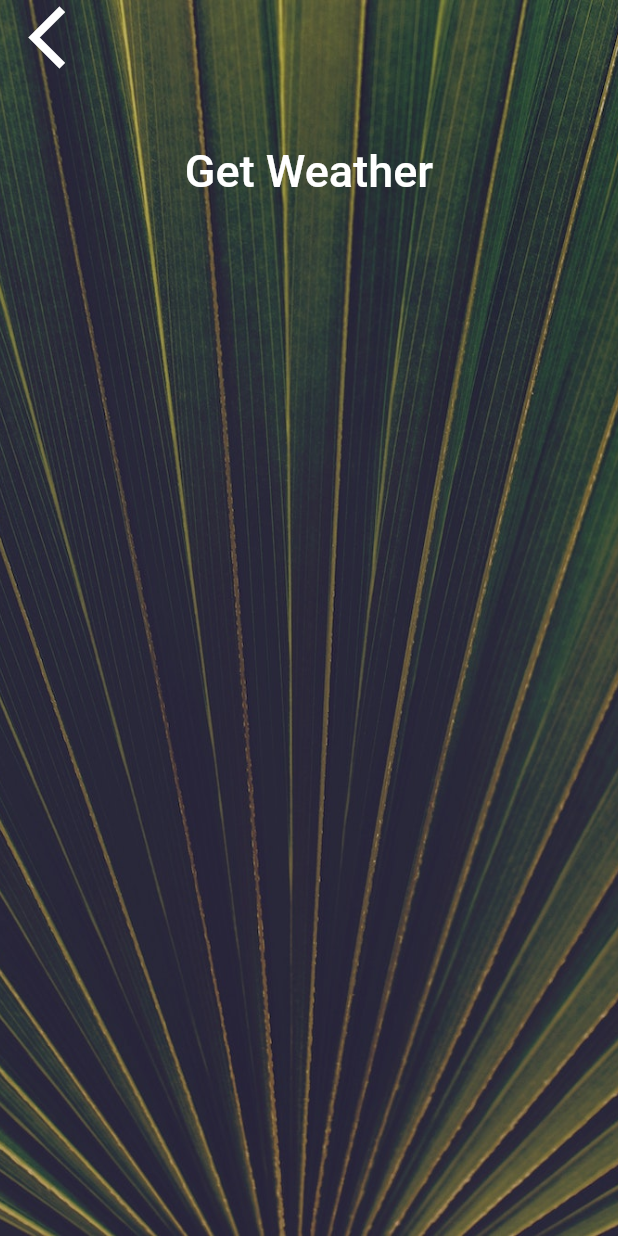
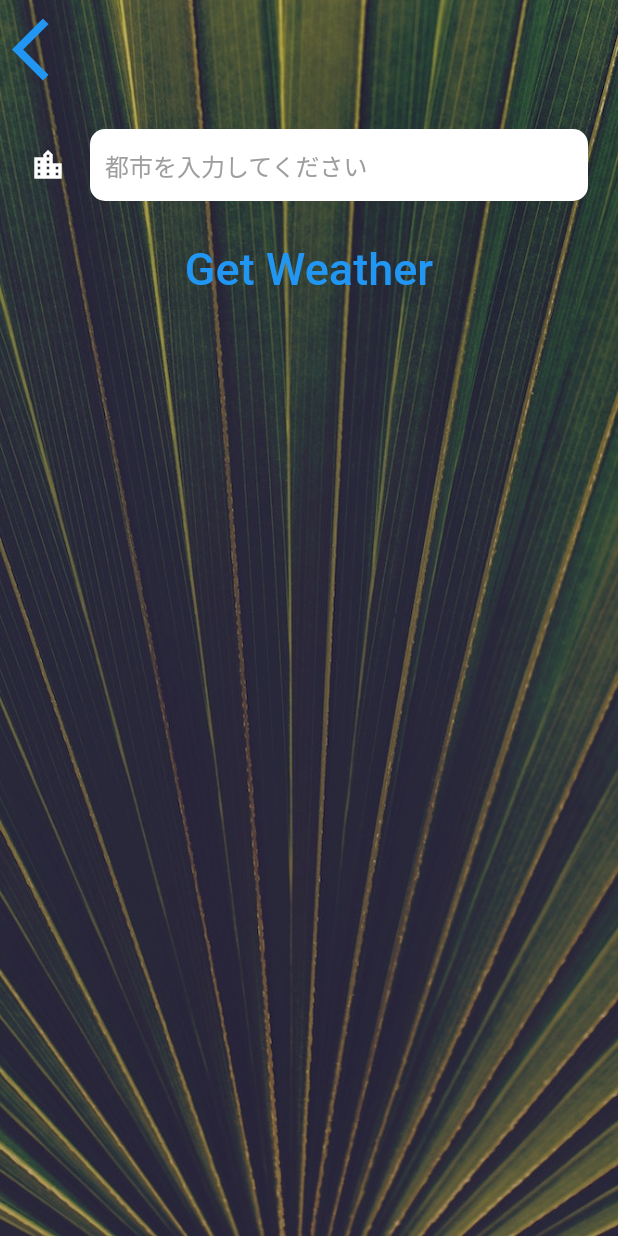
Before and after one commit to haguremon/clima_flutter, a Flutter app: the CityScreen screen opened directly, on a phone screen of 412 x 824 dp. Run offline on Flutter 3.47's test engine with Material 2 defaults, Android fonts, the phone set to English and light mode, and no system bars; our stand-ins replace geolocator; network calls fail; Roboto replaces fonts that are missing (Spartan MB).

Commit message:
nullの可能性と簡潔にした

```diff
--- a/lib/screens/city_screen.dart
+++ b/lib/screens/city_screen.dart
@@ -1,6 +1,5 @@
 import 'package:clima_flutter/utilities/constants.dart';
 import 'package:flutter/material.dart';
-
 
 class CityScreen extends StatefulWidget {
   @override
@@ -24,8 +23,10 @@ class _CityScreenState extends State<CityScreen> {
             children: <Widget>[
               Align(
                 alignment: Alignment.topLeft,
-                child: FlatButton(
-                  onPressed: () {},
+                child: TextButton(
+                  onPressed: () {
+                    Navigator.pop(context);
+                  },
                   child: Icon(
                     Icons.arrow_back_ios,
                     size: 50.0,
@@ -34,9 +35,17 @@ class _CityScreenState extends State<CityScreen> {
               ),
               Container(
                 padding: EdgeInsets.all(20.0),
-                child: null,
+                child: TextField(
+                  style: TextStyle(
+                    color: Colors.black,
+                  ),
+                  decoration: kTextFieldDecoration,
+                  onChanged: (value) {
+                    print(value);
+                  },
+                ),
               ),
-              FlatButton(
+              TextButton(
                 onPressed: () {},
                 child: Text(
                   'Get Weather',
--- a/lib/utilities/constants.dart
+++ b/lib/utilities/constants.dart
@@ -7,7 +7,7 @@ const kTempTextStyle = TextStyle(
 
 const kMessageTextStyle = TextStyle(
   fontFamily: 'Spartan MB',
-  fontSize: 60.0,
+  fontSize: 50.0,
 );
 
 const kButtonTextStyle = TextStyle(
@@ -18,3 +18,21 @@ const kButtonTextStyle = TextStyle(
 const kConditionTextStyle = TextStyle(
   fontSize: 100.0,
 );
+
+const kTextFieldDecoration = InputDecoration(
+  filled: true,
+  fillColor: Colors.white,
+  icon: Icon(
+    Icons.location_city,
+    color: Colors.white,
+  ),
+  hintText: '都市を入力してください',
+  hintStyle: TextStyle(
+    color: Colors.grey,
+  ),
+  contentPadding: EdgeInsets.all(10),
+  border: OutlineInputBorder(
+    borderRadius: BorderRadius.all(Radius.circular(10)),
+    borderSide: BorderSide.none,
+  ),
+);
```
Also changed, not shown: lib/screens/loading_screen.dart (+2 -11 lines), lib/screens/location_screen.dart (+52 -17 lines), lib/services/weather.dart (+22 -5 lines), 1 other file.
